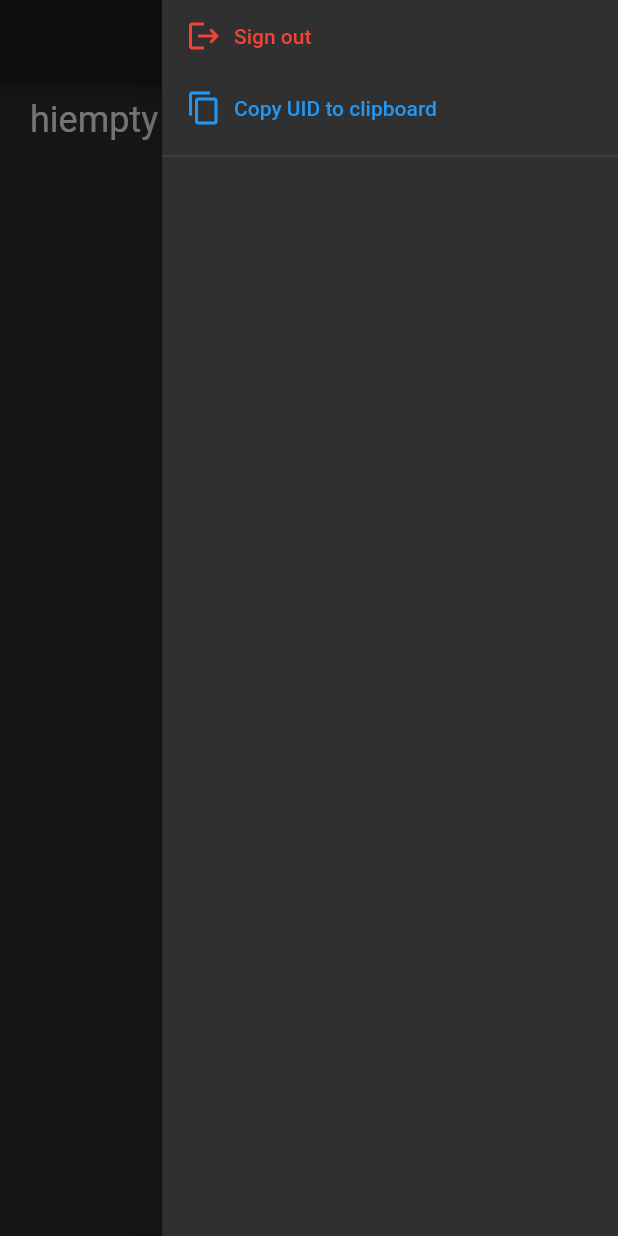
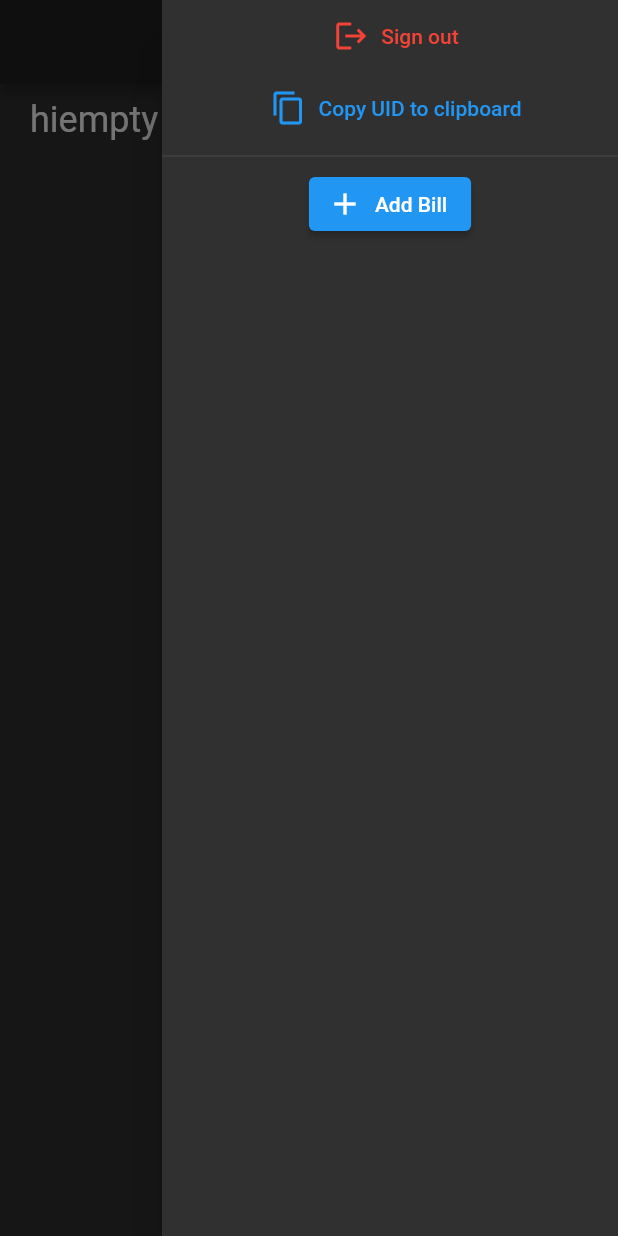
Before and after one commit to shammy8/bill_calculator_flutter, a Flutter app: the screen it shows once a user with an empty profile is signed in, with the side drawer open, on a phone screen of 412 x 824 dp. Run offline on Flutter 3.47's test engine with Material 2 defaults, Android fonts, the light colour scheme and no system bars; our stand-ins replace cloud_firestore, firebase_auth, firebase_core, font_awesome_flutter, google_sign_in; accounts and stored records are empty.

Commit message:
Add add bill button and style drawer

```diff
--- a/lib/shared/drawer.dart
+++ b/lib/shared/drawer.dart
@@ -15,7 +15,7 @@ class BillDrawer extends StatelessWidget {
     return Drawer(
       child: SafeArea(
         child: Column(
-          crossAxisAlignment: CrossAxisAlignment.start,
+          crossAxisAlignment: CrossAxisAlignment.center,
           children: [
             Padding(
               padding: EdgeInsets.only(left: 8),
@@ -45,13 +45,18 @@ class BillDrawer extends StatelessWidget {
                   label: Text('Copy UID to clipboard')),
             ),
             Divider(),
+            ElevatedButton.icon(
+              onPressed: () {},
+              icon: Icon(Icons.add),
+              label: Text('Add Bill'),
+            ),
             Expanded(
               child: ListView.builder(
                   itemCount: bills.length,
                   itemBuilder: (context, index) {
                     return ListTile(
                       title: Text(bills[index].name),
-                      subtitle: Text(bills[index].creator),
+                      // subtitle: Text(bills[index].creator),
                       onTap: () {
                         Navigator.pushReplacementNamed(context, '/bill',
                             arguments: bills[index].uid);
```
